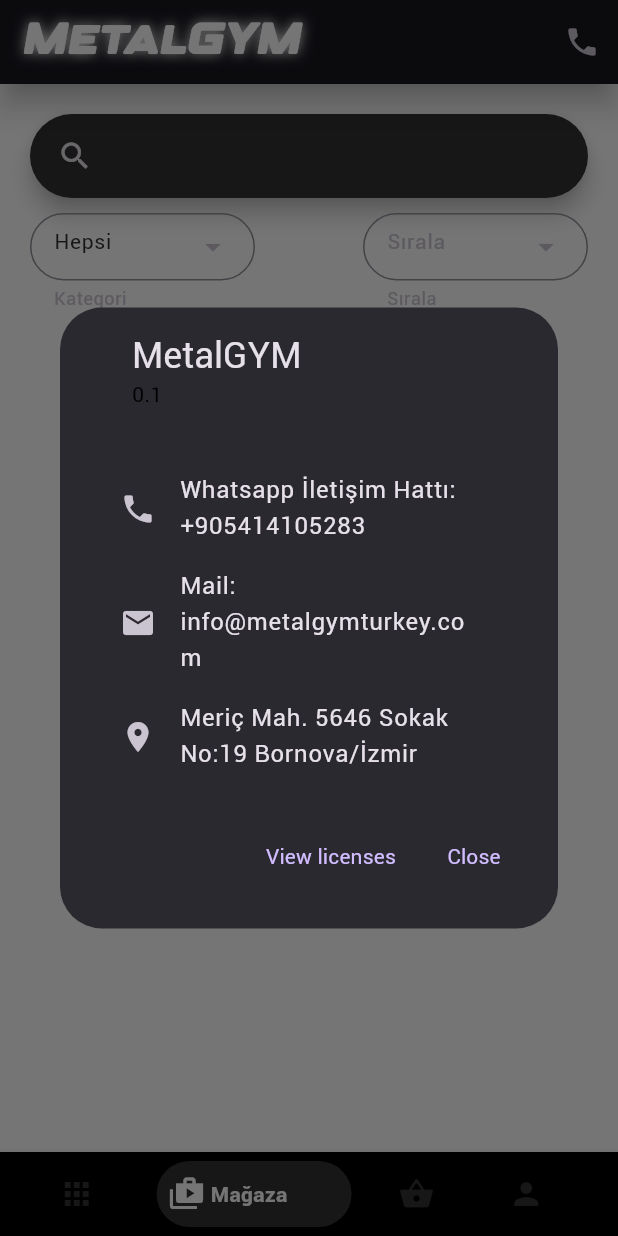
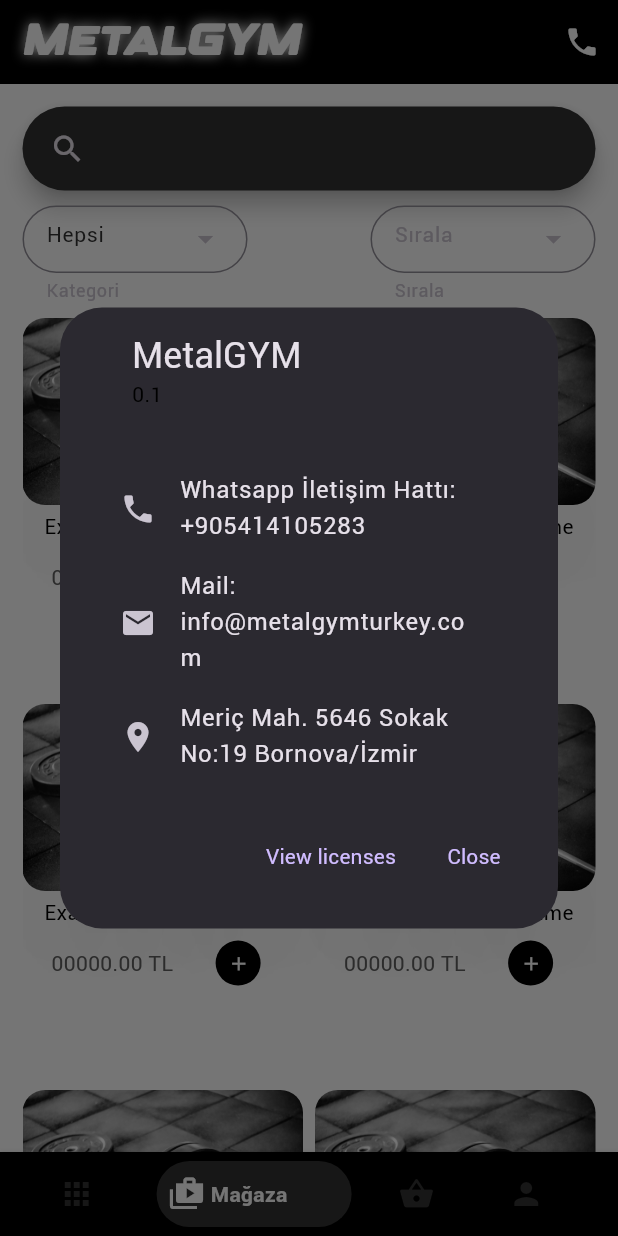
Before and after one commit to baturalpkahveci/flutter-metal-gym, a Flutter app: the screen it shows after launch, item 2 of the bottom bar chosen, after a tap on the "phone" icon, on a phone screen of 412 x 824 dp. Run offline on Flutter 3.47's test engine with Material 3 defaults, Android fonts, the phone set to English and light mode, and no system bars; drawn by our look-alikes of bottom_navy_bar.

Commit message:
Shop and Cart pages are made.

```diff
--- /dev/null
+++ b/lib/common/widgets/cart_product_box.dart
@@ -0,0 +1,92 @@
+import 'package:flutter/cupertino.dart';
+import 'package:flutter/material.dart';
+import 'package:metal_gym_mobile_application/core/app_colors.dart';
+
+class CartProductBox extends StatelessWidget {
+  const CartProductBox({super.key});
+
+  @override
+  Widget build(BuildContext context) {
+    return Container(
+      margin: EdgeInsets.all(5),
+      clipBehavior: Clip.hardEdge,
+      decoration: BoxDecoration(
+        color: AppColors.background,
+        borderRadius: BorderRadius.all(Radius.circular(20)),
+        border: Border.all(
+          color: AppColors.primary,
+          width: 0
+        ),
+        boxShadow: [
+          BoxShadow(
+            color: AppColors.primary,
+            blurRadius: 5
+          )
+        ]
+      ),
+      height: 100,
+      child: Row(
+        mainAxisAlignment: MainAxisAlignment.spaceBetween,
+        children: [
+          Image(image: AssetImage("assets/images/promotional1.jpg")),
+          SizedBox(width: 20,),
+          Column(
+            mainAxisAlignment: MainAxisAlignment.spaceAround,
+            children: [
+              Text(
+                  "Product Name",
+                  style: TextStyle(
+
+                  ),
+              ),
+              Text(
+                  "00000.00" + " TL",
+                  style: TextStyle(
+                    color: AppColors.priceColor,
+                      fontStyle: FontStyle.italic
+                  ),
+              ),
+            ],
+          ),
+          Spacer(),
+          Column(
+            mainAxisAlignment: MainAxisAlignment.end,
+            children: [
+              Text(
+                "Adet: " + " 0"
+              ),
+              Row(
+                children: [
+                  IconButton(
+                      style: ButtonStyle(
+                        backgroundColor: WidgetStatePropertyAll(AppColors.primary),
+                        iconSize: WidgetStatePropertyAll(15),
+                      ),
+                      constraints: BoxConstraints(maxHeight: 30,maxWidth: 30),
+                      onPressed: null,
+                      icon: Icon(
+                        CupertinoIcons.minus,
+                        color: AppColors.background,
+                      )
+                  ),
+                  IconButton(
+                      style: ButtonStyle(
+                        backgroundColor: WidgetStatePropertyAll(AppColors.primary),
+                        iconSize: WidgetStatePropertyAll(15),
+                      ),
+                      constraints: BoxConstraints(maxHeight: 30,maxWidth: 30),
+                      onPressed: null,
+                      icon: Icon(
+                        CupertinoIcons.add,
+                        color: AppColors.background,
+                      )
+                  )
+                ],
+              )
+            ],
+          )
+        ],
+      ),
+    );
+  }
+}
--- a/lib/common/widgets/product_box.dart
+++ b/lib/common/widgets/product_box.dart
@@ -1,8 +1,58 @@
+import 'package:flutter/material.dart';
+import 'package:metal_gym_mobile_application/core/app_colors.dart';
 import 'package:metal_gym_mobile_application/models/product.dart';
 
-class ProductBox {
-  Product product;
+class ProductBox extends StatelessWidget {
+  const ProductBox({super.key});
 
-  ProductBox(this.product);
+  @override
+  Widget build(BuildContext context) {
+    return Column(
+      children: [
+        ClipRRect(
+          borderRadius: BorderRadius.all(Radius.circular(15.0)),
+          child: Container(
+            constraints: BoxConstraints(maxHeight: 200),
+            child: Expanded(child: Image(image: AssetImage("assets/images/promotional1.jpg"))),
+          ),
+        ),
+        SizedBox(height: 4),
+        Text(
+            "Example_Product_Name",
+            style: TextStyle(
+              shadows: [
+                Shadow(
+                  color: Colors.black,
+                  blurRadius: 80
+                )
+              ]
+            ),
+        ),
+        Row(
+          mainAxisAlignment: MainAxisAlignment.spaceEvenly,
+          children: [
+            Text(
+              "00000.00" + " TL",
+              style: TextStyle(
+                  color: AppColors.priceColor,
+              ),
+            ),
+            IconButton(
+                style: ButtonStyle(
+                  backgroundColor: WidgetStatePropertyAll(AppColors.primary),
+                  iconSize: WidgetStatePropertyAll(15),
+                ),
+                constraints: BoxConstraints(maxHeight: 30,maxWidth: 30),
+                onPressed: null,
+                icon: Icon(
+                  Icons.add,
+                  color: AppColors.background,
+                )
+            )
+          ],
+        ),
 
+      ],
+    );
+  }
 }
--- a/lib/core/app_colors.dart
+++ b/lib/core/app_colors.dart
@@ -5,4 +5,5 @@
   static const secondary = Color.fromARGB(255, 50, 50, 50);
   static const background = Colors.white;
   static const highlighted = Color.fromARGB(255, 172, 20, 20);
+  static const priceColor = Color.fromARGB(255, 96, 96, 96);
 } //These are the most used colors, you don't have to add every color here
--- a/lib/main.dart
+++ b/lib/main.dart
@@ -53,6 +53,22 @@
                 color: AppColors.secondary,
                 fontSize: 14
             ),
+          ),
+          appBarTheme: AppBarTheme(
+            shadowColor: Colors.black,
+            iconTheme: IconThemeData(
+              color: AppColors.background
+            ),
+            color: AppColors.primary,
+            titleTextStyle: TextStyle(
+              fontFamily: "Designer",
+              color: AppColors.background,
+              fontSize: 30,
+              shadows: [Shadow(
+                  color: Colors.white,
+                  blurRadius: 10.0
+              )],
+            ),
           )
       ),
       home: const HomePage(),
--- a/lib/pages/home.dart
+++ b/lib/pages/home.dart
@@ -3,6 +3,7 @@
 import 'package:metal_gym_mobile_application/core/app_colors.dart';
 import 'package:metal_gym_mobile_application/pages/categories.dart';
 import 'package:metal_gym_mobile_application/pages/shop.dart';
+import 'package:metal_gym_mobile_application/pages/shopping_cart.dart';
 
 class HomePage extends StatefulWidget {
   const HomePage({super.key});
@@ -39,7 +40,7 @@
           children: <Widget>[ //PAGES WILL BE ADDED HERE
             CategoriesPage(),
             ShopPage(),
-            Container(color: Colors.red,),
+            ShoppingCart(),
             Container(color: Colors.green,),
           ],
         ),
--- a/lib/pages/shop.dart
+++ b/lib/pages/shop.dart
@@ -1,4 +1,5 @@
 import 'package:flutter/material.dart';
+import 'package:metal_gym_mobile_application/common/widgets/product_box.dart';
 import 'package:metal_gym_mobile_application/core/app_colors.dart';
 import 'package:url_launcher/url_launcher.dart';
 
@@ -16,23 +17,21 @@
 class _ShopPageState extends State<ShopPage> {
   @override
   Widget build(BuildContext context) {
+
+    // Calculate screen dimensions
+    final screenWidth = MediaQuery.of(context).size.width;
+    final screenHeight = MediaQuery.of(context).size.height;
+
+    // Define the number of columns based on screen width
+    int crossAxisCount = (screenWidth / 150).floor(); // Adjust 200 based on your preferred item width
+    crossAxisCount = crossAxisCount < 1 ? 1 : crossAxisCount; // Ensure at least 1 column
+
+    // Calculate childAspectRatio for each item to be responsive
+    double childAspectRatio = screenWidth / (screenHeight / 1.5);
+
     return Scaffold(
       appBar: AppBar(
-        title: const Text(
-          'MetalGYM',
-          style: TextStyle(
-            fontFamily: "Designer",
-            color: AppColors.background,
-            fontSize: 30,
-            shadows: [Shadow(
-                color: Colors.white,
-                blurRadius: 10.0
-            )],
-          ),
-        ),
-        backgroundColor: AppColors.primary,
-        shadowColor: Colors.black,
-        elevation: 8,
+        title: const Text('MetalGYM'),
         actions: [
           IconButton(
               onPressed: () {
@@ -71,17 +70,18 @@
       ),
       backgroundColor: AppColors.background,
       body: Container(
-        padding: EdgeInsets.all(20),
+        padding: const EdgeInsets.symmetric(horizontal: 15),
         child: Column(
           verticalDirection: VerticalDirection.down,
           children: [
+            const SizedBox(height: 15),
             SearchBar(
               leading: Container(
                 padding: EdgeInsets.all(10),
                 child: Icon(Icons.search),
               ),
             ),
-            const SizedBox(height: 10,),
+            const SizedBox(height: 10),
             const Row(
               mainAxisAlignment: MainAxisAlignment.spaceBetween,
               children: [
@@ -107,6 +107,33 @@
                     ]
                 )
               ],
+            ),
+            const SizedBox(height: 10),
+            Container(
+              child: Expanded(
+                child: GridView(
+                    gridDelegate: SliverGridDelegateWithFixedCrossAxisCount(
+                        crossAxisCount: crossAxisCount,
+                        childAspectRatio: childAspectRatio,
+                        crossAxisSpacing: 8.0,
+                        mainAxisSpacing: 8.0
+                    ),
+                    children: [
+                      ProductBox(),
+                      ProductBox(),
+                      ProductBox(),
+                      ProductBox(),
+                      ProductBox(),
+                      ProductBox(),
+                      ProductBox(),
+                      ProductBox(),
+                      ProductBox(),
+                      ProductBox(),
+                      ProductBox(),
+                      ProductBox(),
+                    ],
+                )
+              ),
             ),
           ],
         ),
--- /dev/null
+++ b/lib/pages/shopping_cart.dart
@@ -0,0 +1,90 @@
+import 'package:flutter/cupertino.dart';
+import 'package:flutter/material.dart';
+import 'package:metal_gym_mobile_application/common/widgets/cart_product_box.dart';
+import 'package:metal_gym_mobile_application/core/app_colors.dart';
+
+class ShoppingCart extends StatelessWidget {
+  const ShoppingCart({super.key});
+
+  @override
+  Widget build(BuildContext context) {
+    return Scaffold(
+      appBar: AppBar(
+        title: Text("Sepetim"),
+      ),
+
+      body: Container(
+        child: Column(
+          children: [
+            SizedBox(height: 10,),
+            Expanded(
+              child: Container(
+                padding: EdgeInsets.symmetric(horizontal: 10),
+                child: ListView(
+                  shrinkWrap: true,
+                  children: [
+                    CartProductBox(),
+                    CartProductBox(),
+                    CartProductBox(),
+                    CartProductBox(),
+                    CartProductBox(),
+                    CartProductBox(),
+                    CartProductBox(),
+                    CartProductBox(),
+                    CartProductBox(),
+                    CartProductBox(),
+                  ],
+                )
+              ),
+            ),
+            SizedBox(),
+            Container(
+              color: AppColors.background,
+              height: 100,
+              child: Row(
+                mainAxisAlignment: MainAxisAlignment.spaceAround,
+                children: [
+                  Column(
+                    mainAxisAlignment: MainAxisAlignment.spaceEvenly,
+                    children: [
+                      Text(
+                          "Toplam:",
+                          style: TextStyle(
+                            fontSize: 16
+                          ),
+                      ),
+                      Row(
+                        children: [
+                          Icon(CupertinoIcons.arrow_turn_up_right, color: AppColors.primary,),
+                          Text(
+                              "00000.00" + " TL",
+                              style: TextStyle(
+                                fontSize: 28
+                              ),
+                          )
+                        ],
+                      )
+                    ],
+                  ),
+                  TextButton(
+                      style: ButtonStyle(
+                        backgroundColor: WidgetStatePropertyAll(AppColors.primary),
+                      ),
+                      onPressed: null,
+                      child: Text(
+                          "Satıl Al",
+                          style: TextStyle(
+                            color: AppColors.background,
+                            fontSize: 20
+                          ),
+                      )
+                  )
+                ],
+              ),
+            )
+          ],
+        ),
+      ),
+    );
+  }
+}
```
